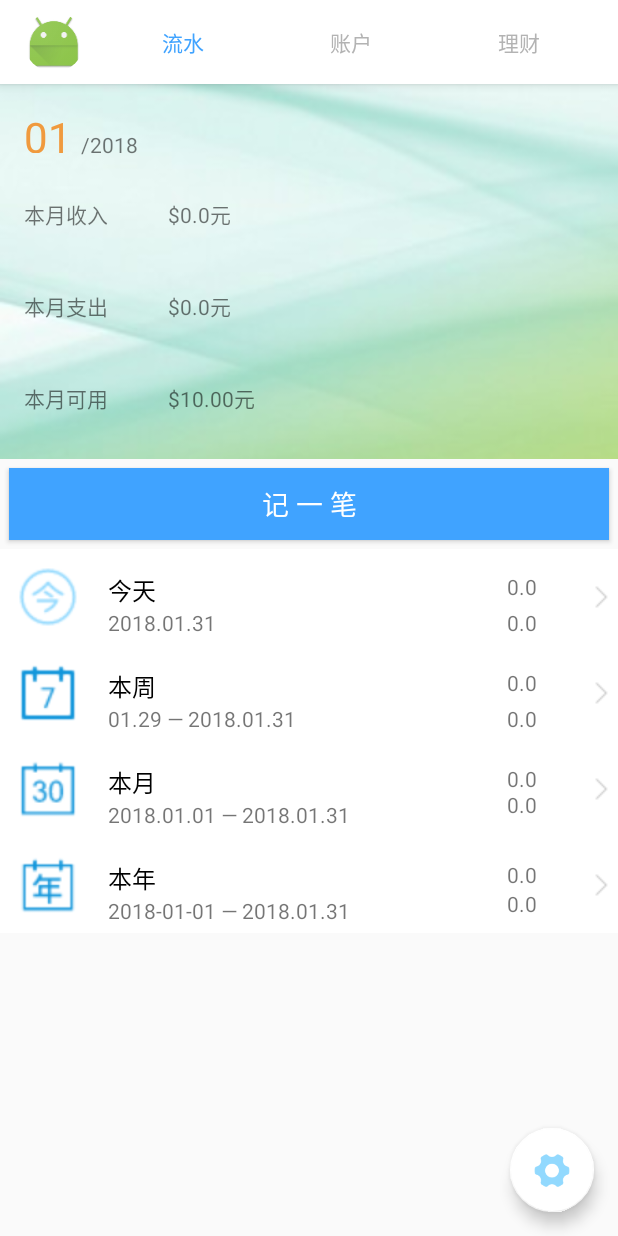
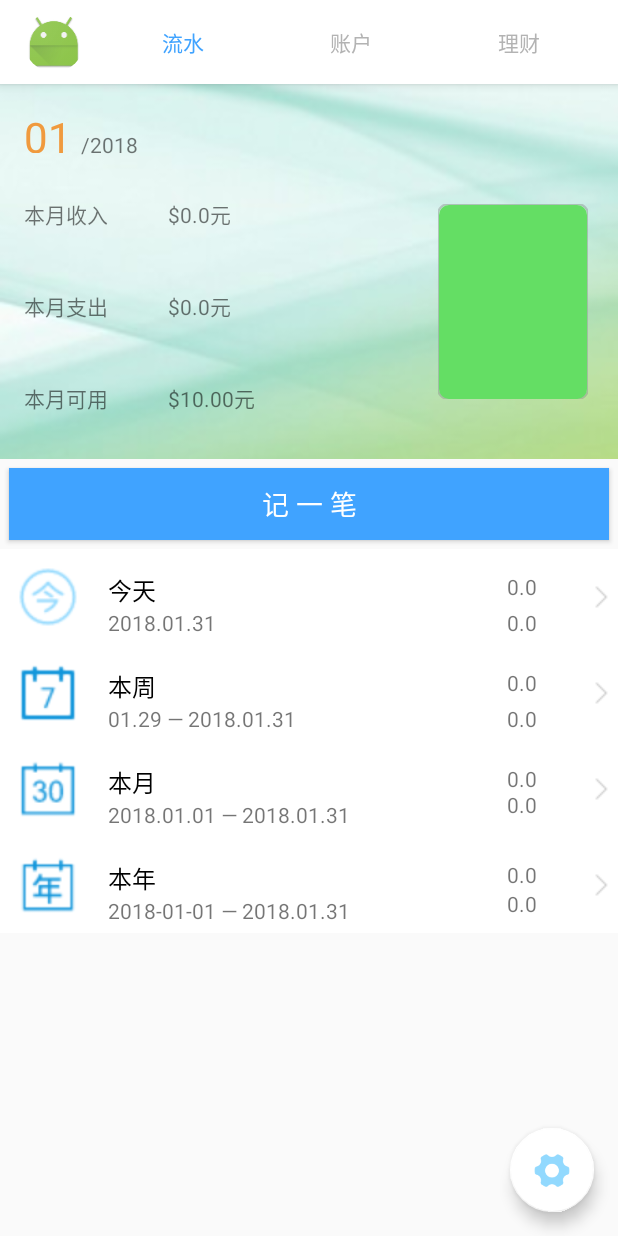
Before and after one commit to starjunjun/KeepInMind, an Android app: the screen it shows after launch (TotalActivity), on a phone screen of 412 x 824 dp. Run offline under Robolectric (Android 15) with nearby library versions, the phone set to English and light mode, and no system bars; our stand-ins replace CircleImageView, EventBus; libraries missing offline, so code that uses them is left out: org.litepal, org.litepal.crud; pictures from the network do not load; 4 statements that could not run were skipped.

Commit message:
增加自定义控件预算

```diff
--- a/app/src/main/java/com/example/jungle/keepinmind1/Adapter/PassageAdapter.java
+++ b/app/src/main/java/com/example/jungle/keepinmind1/Adapter/PassageAdapter.java
@@ -3,6 +3,7 @@ package com.example.jungle.keepinmind1.Adapter;
 import android.app.Activity;
 import android.content.Context;
 import android.content.Intent;
+import android.graphics.Color;
 import android.support.v4.app.ActivityOptionsCompat;
 import android.support.v7.widget.RecyclerView;
 import android.view.LayoutInflater;
@@ -20,6 +21,8 @@ import com.example.jungle.keepinmind1.R;
 import com.example.jungle.keepinmind1.Utils.DataBaseUtil.DataBaseUtils;
 import com.example.jungle.keepinmind1.Utils.DataBaseUtil.DateExchangeUtil;
 import com.example.jungle.keepinmind1.Utils.DataBaseUtil.MathUtils;
+import com.example.jungle.keepinmind1.Utils.ProgressBottle;
+
 import java.text.ParseException;
 import java.util.ArrayList;
 
@@ -50,6 +53,7 @@ public class PassageAdapter extends RecyclerView.Adapter<PassageAdapter.ViewHold
     private TextView yearDateLine;
     private TextView yearAdd;
     private TextView yearDecrease;
+    private ProgressBottle pb;
 
     public PassageAdapter(Context context, ArrayList<ManageMoneyPassage> list) {
         mContext = context;
@@ -87,6 +91,14 @@ public class PassageAdapter extends RecyclerView.Adapter<PassageAdapter.ViewHold
             yearDateLine = (TextView) view.findViewById(R.id.year_dateLine);
             yearAdd = (TextView) view.findViewById(R.id.year_add);
             yearDecrease = (TextView) view.findViewById(R.id.year_decrease);
+            pb= (ProgressBottle) view.findViewById(R.id.pb);
+            pb.setOnClickListener(new View.OnClickListener() {
+                @Override
+                public void onClick(View v) {
+                    pb.set(90,100);
+                }
+            });
+
         } else {
             view = LayoutInflater.from(parent.getContext()).inflate(R.layout.passage_item, parent, false);
         }
--- /dev/null
+++ b/app/src/main/java/com/example/jungle/keepinmind1/Utils/ProgressBottle.java
@@ -0,0 +1,129 @@
+package com.example.jungle.keepinmind1.Utils;
+
+import android.content.Context;
+import android.graphics.Canvas;
+import android.graphics.Color;
+import android.graphics.Paint;
+import android.graphics.RectF;
+import android.support.annotation.Nullable;
+import android.util.AttributeSet;
+import android.util.Log;
+import android.view.View;
+
+import static android.content.ContentValues.TAG;
+
+/**
+ * Created by jungle on 2018/1/29.
+ */
+
+public class ProgressBottle extends View {
+    private double total = 100;
+    private double used = 0;
+    private Paint mPaint;
+    private int height;
+    private int width;
+    private double current = 0;
+    private RectF r1;
+    private RectF r2;
+    private double step = used / 50 + 0.5;
+
+    public ProgressBottle(Context context) {
+        super(context);
+    }
+
+    public ProgressBottle(Context context, @Nullable AttributeSet attrs) {
+        super(context, attrs);
+        mPaint = new Paint();
+        r1 = new RectF();
+        r2 = new RectF();
+    }
+
+    public ProgressBottle(Context context, @Nullable AttributeSet attrs, int defStyleAttr) {
+        super(context, attrs, defStyleAttr);
+    }
+
+    @Override
+    protected void onMeasure(int widthMeasureSpec, int heightMeasureSpec) {
+        super.onMeasure(widthMeasureSpec, heightMeasureSpec);
+        width = MeasureSpec.getSize(widthMeasureSpec);
+        height = MeasureSpec.getSize(heightMeasureSpec);
+        setMeasuredDimension(width, height);
+    }
+
+    /**
+     * 实现各种绘制功能
+     *
+     * @param canvas
+     */
+    @Override
+    protected void onDraw(Canvas canvas) {
+        super.onDraw(canvas);
+        mPaint.setColor(Color.rgb(171,221,183));
+        mPaint.setStyle(Paint.Style.FILL);
+        //设置画笔抗锯齿
+        mPaint.setAntiAlias(true);
+        mPaint.setAlpha(100);
+        r1.left = 0;
+        r1.right = width;
+        r1.bottom = height;
+        r1.top = 0;
+        canvas.drawRoundRect(r1, 10, 10, mPaint);
+        mPaint.setStyle(Paint.Style.STROKE);
+        mPaint.setStrokeWidth(2);
+        mPaint.setColor(Color.GRAY);
+        mPaint.setAlpha(100);
+        canvas.drawRoundRect(r1, 10, 10, mPaint);
+        change(canvas, used, total);
+
+    }
+
+
+    public void change(final Canvas canvas, final double target, final double total) {
+        double percent = current / total;
+        int green = 222 - (int) (122 * percent);
+        int red = 100+(int) (155 * percent);
+        mPaint.setARGB(255, red, green, 100);
+        mPaint.setAntiAlias(true);
+        mPaint.setStyle(Paint.Style.FILL);
+        r2.left = 1;
+        r2.right =width-1;
+        r2.bottom = height;
+        r2.top = (float) (current / total * height);
+        if (current < target || current == 0) {
+            current = current + step;
+            Log.i(TAG, "run: " + current);
+
+        }
+        canvas.drawRoundRect(r2, 10, 10, mPaint);
+        invalidate();
+
+    }
+
+
+    public double getTotal() {
+        return total;
+    }
+
+    public void setTotal(double total) {
+        this.total = total;
+        this.current=0;
+        invalidate();
+    }
+
+    public double getUsed() {
+        return used;
+    }
+
+    public void setUsed(double used) {
+        this.used = used;
+        this.current=0;
+        invalidate();
+    }
+    public void set(double i ,double k){
+        this.used = i;
+        this.total=k;
+        this.current=0;
+        step = used / 50 + 0.5;
+        invalidate();
+    }
+}
--- a/app/src/main/res/layout/detailbill_header.xml
+++ b/app/src/main/res/layout/detailbill_header.xml
@@ -10,6 +10,7 @@
         android:fitsSystemWindows="true"
         >
 
+
         <ImageView
             android:id="@+id/background"
             android:layout_width="match_parent"
@@ -18,6 +19,14 @@
             android:src="@drawable/beijing"
              />
 
+        <com.example.jungle.keepinmind1.Utils.ProgressBottle
+            android:id="@+id/pb"
+            android:layout_width="100dp"
+            android:layout_below="@+id/toolbar"
+            android:layout_marginTop="30dp"
+            android:layout_height="130dp"
+            android:layout_marginRight="20dp"
+            android:layout_alignParentRight="true"/>
 
         <RelativeLayout
             android:id="@+id/toolbar"
@@ -66,6 +75,7 @@
 
         </RelativeLayout>
         <RelativeLayout
+            android:id="@+id/r1"
             android:layout_height="wrap_content"
             android:layout_width="wrap_content"
             android:layout_marginLeft="16dp"
```
